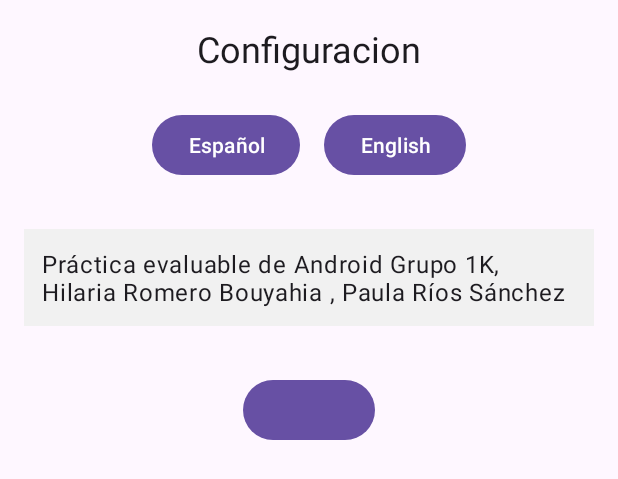
After one commit to hilariarb/inventario-android, an Android app: the layout activity_settings.xml on its own in the app's theme, with its tools: preview values and no code run, on a phone screen of 412 x 824 dp. The commit adds this screen. Shown: the top 479 px of the screen. Run offline under Robolectric (Android 15) with nearby library versions, the phone set to English and light mode, and no system bars.

Commit message:
refactor: renombrar para que sea mas comprensible. bases para configuracion + idiomas

```diff
--- a/app/src/main/AndroidManifest.xml
+++ b/app/src/main/AndroidManifest.xml
@@ -16,7 +16,7 @@
         android:theme="@style/Theme.Inventarioandroid"
         tools:targetApi="31">
         <activity
-            android:name=".MainActivity"
+            android:name=".ProductosActivity"
             android:exported="true"
             android:theme="@style/Theme.Inventarioandroid">
             <intent-filter>
--- a/app/src/main/java/com/example/inventario_android/MainActivity.java
+++ b/app/src/main/java/com/example/inventario_android/ProductosActivity.java
@@ -18,7 +18,7 @@ import com.example.inventario_android.databinding.ActivityMainBinding;
 import android.view.Menu;
 import android.view.MenuItem;
 
-public class MainActivity extends AppCompatActivity {
+public class ProductosActivity extends AppCompatActivity {
 
     private AppBarConfiguration appBarConfiguration;
     private ActivityMainBinding binding;
--- /dev/null
+++ b/app/src/main/res/layout/activity_settings.xml
@@ -0,0 +1,70 @@
+<?xml version="1.0" encoding="utf-8"?>
+<androidx.constraintlayout.widget.ConstraintLayout xmlns:android="http://schemas.android.com/apk/res/android"
+    xmlns:app="http://schemas.android.com/apk/res-auto"
+    xmlns:tools="http://schemas.android.com/tools"
+    android:layout_width="match_parent"
+    android:layout_height="match_parent"
+    android:padding="16dp"
+    tools:context=".SettingsActivity">
+
+    <TextView
+        android:id="@+id/tv_settings_title"
+        android:layout_width="wrap_content"
+        android:layout_height="wrap_content"
+        android:text="@string/settings_title"
+        android:textAppearance="@style/TextAppearance.MaterialComponents.Headline5"
+        app:layout_constraintEnd_toEndOf="parent"
+        app:layout_constraintStart_toStartOf="parent"
+        app:layout_constraintTop_toTopOf="parent" />
+
+    <LinearLayout
+        android:id="@+id/language_buttons_layout"
+        android:layout_width="wrap_content"
+        android:layout_height="wrap_content"
+        android:layout_marginTop="24dp"
+        android:orientation="horizontal"
+        app:layout_constraintEnd_toEndOf="parent"
+        app:layout_constraintStart_toStartOf="parent"
+        app:layout_constraintTop_toBottomOf="@id/tv_settings_title">
+
+        <Button
+            android:id="@+id/button_espanol"
+            android:layout_width="wrap_content"
+            android:layout_height="wrap_content"
+            android:layout_marginEnd="8dp"
+            android:text="Español" />
+
+        <Button
+            android:id="@+id/button_ingles"
+            android:layout_width="wrap_content"
+            android:layout_height="wrap_content"
+            android:layout_marginStart="8dp"
+            android:text="English" />
+
+    </LinearLayout>
+
+    <TextView
+        android:id="@+id/tv_info_text"
+        android:layout_width="0dp"
+        android:layout_height="wrap_content"
+        android:layout_marginTop="32dp"
+        android:background="#F1F1F1"
+        android:padding="12dp"
+        android:textAppearance="@style/TextAppearance.MaterialComponents.Body1"
+        app:layout_constraintEnd_toEndOf="parent"
+        app:layout_constraintStart_toStartOf="parent"
+        app:layout_constraintTop_toBottomOf="@id/language_buttons_layout"
+        android:text="@string/info_block_text" />
+
+    <Button
+        android:id="@+id/button_volver"
+        android:layout_width="wrap_content"
+        android:layout_height="wrap_content"
+        android:layout_marginTop="32dp"
+        app:layout_constraintEnd_toEndOf="parent"
+        app:layout_constraintStart_toStartOf="parent"
+        app:layout_constraintTop_toBottomOf="@id/tv_info_text"
+        app:srcCompat="@android:drawable/ic_dialog_dialer" />
+   <!-- android:text="@string/back_button" -->
+
+</androidx.constraintlayout.widget.ConstraintLayout>
--- a/app/src/main/res/layout/fragment_second.xml
+++ b/app/src/main/res/layout/fragment_compra.xml
@@ -4,7 +4,7 @@
     xmlns:tools="http://schemas.android.com/tools"
     android:layout_width="match_parent"
     android:layout_height="match_parent"
-    tools:context=".fragments.SecondFragment">
+    tools:context=".fragments.CompraFragment">
 
     <androidx.constraintlayout.widget.ConstraintLayout
         android:layout_width="match_parent"
--- a/app/src/main/res/layout/fragment_first.xml
+++ b/app/src/main/res/layout/fragment_inventario.xml
@@ -4,7 +4,7 @@
     xmlns:tools="http://schemas.android.com/tools"
     android:layout_width="match_parent"
     android:layout_height="match_parent"
-    tools:context=".fragments.FirstFragment">
+    tools:context=".fragments.InventarioFragment">
 
     <androidx.constraintlayout.widget.ConstraintLayout
         android:layout_width="match_parent"
--- a/app/src/main/res/menu/menu_main.xml
+++ b/app/src/main/res/menu/menu_main.xml
@@ -1,7 +1,7 @@
 <menu xmlns:android="http://schemas.android.com/apk/res/android"
     xmlns:app="http://schemas.android.com/apk/res-auto"
     xmlns:tools="http://schemas.android.com/tools"
-    tools:context="com.example.inventario_android.MainActivity">
+    tools:context="com.example.inventario_android.ProductosActivity">
     <item
         android:id="@+id/action_settings"
         android:orderInCategory="100"
--- a/app/src/main/res/values/strings.xml
+++ b/app/src/main/res/values/strings.xml
@@ -8,6 +8,11 @@
     <string name="previous">Previous</string>
     <string name="inventario">En inventario</string>
     <string name="comprar">Por comprar</string>
+    <string name="settings_title">Configuracion</string>
+    <string name="info_block_text">
+        Práctica evaluable de Android
+        Grupo 1K, Hilaria Romero Bouyahia , Paula Ríos Sánchez
+    </string>
     <string name="lorem_ipsum">
         Lorem ipsum dolor sit amet, consectetur adipiscing elit. Nam in scelerisque sem. Mauris
         volutpat, dolor id interdum ullamcorper, risus dolor egestas lectus, sit amet mattis purus
```
Also changed, not shown: app/src/main/java/com/example/inventario_android/SettingsActivity.java (added, +63 -0 lines), app/src/main/java/com/example/inventario_android/fragments/CompraFragment.java (renamed from app/src/main/java/com/example/inventario_android/fragments/SecondFragment.java, +5 -5 lines), app/src/main/java/com/example/inventario_android/fragments/InventarioFragment.java (renamed from app/src/main/java/com/example/inventario_android/fragments/FirstFragment.java, +5 -5 lines), app/src/main/res/layout/activity_main.xml (+6 -6 lines), app/src/main/res/navigation/nav_graph.xml (+4 -4 lines).
